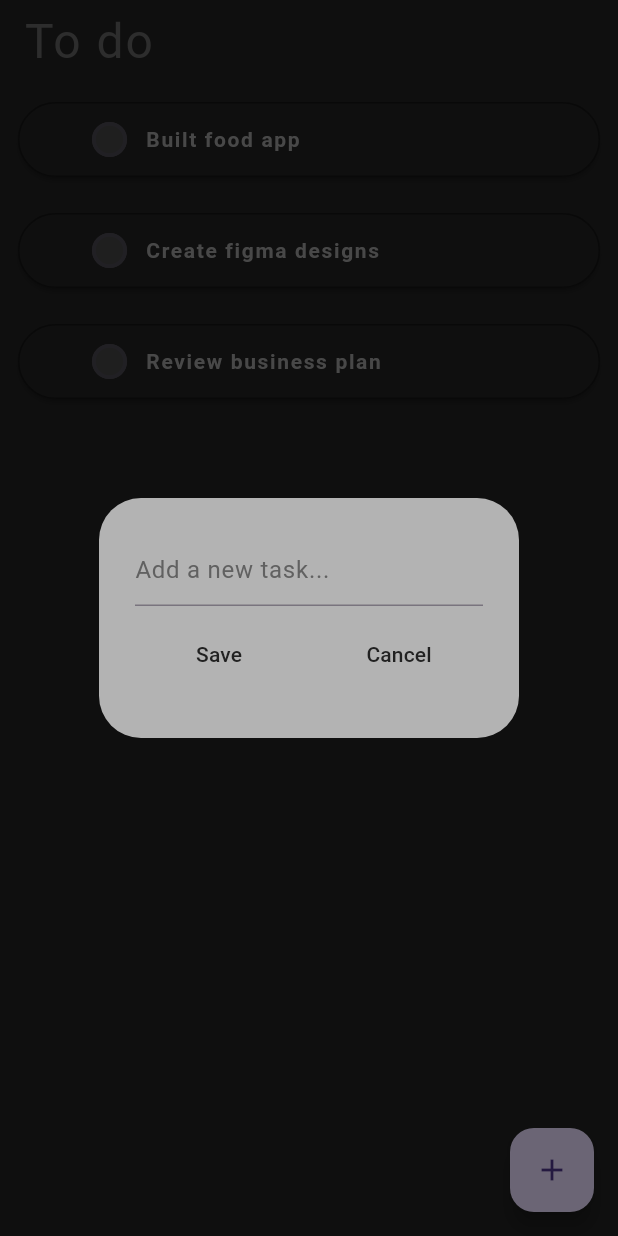
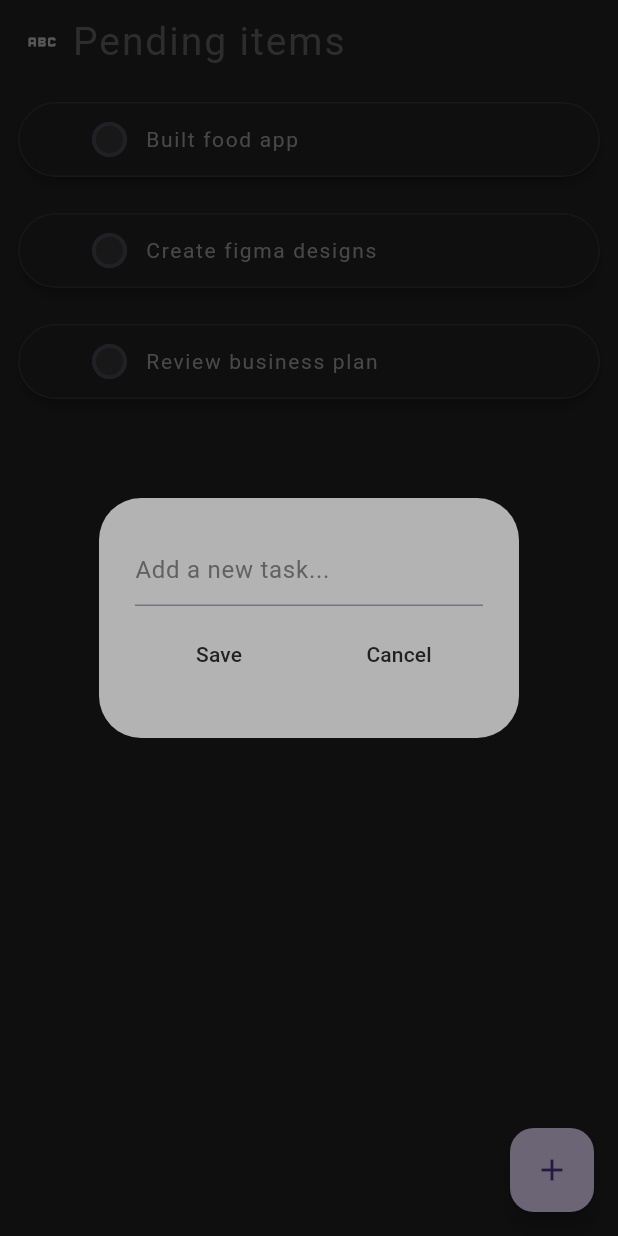
Before and after one commit to lexara-prime-ai/FLUTTER_TEMPLATES, a Flutter app: the screen it shows after launch, after a tap on the "add" icon, on a phone screen of 412 x 824 dp. Run offline on Flutter 3.47's test engine with Material 3 defaults, Android fonts, the phone set to English and light mode, and no system bars.

```diff
--- a/lib/components/dialog_box.dart
+++ b/lib/components/dialog_box.dart
@@ -2,8 +2,16 @@ import 'package:flutter/material.dart';
 import 'package:test_drive/components/app_button.dart';
 
 class DialogBox extends StatelessWidget {
+  DialogBox({
+    super.key,
+    required this.controller,
+    required this.onCancel,
+    required this.onSave,
+  });
+
   final controller;
-  const DialogBox({super.key, required this.controller});
+  VoidCallback onSave;
+  VoidCallback onCancel;
 
   @override
   Widget build(BuildContext context) {
@@ -31,11 +39,11 @@ class DialogBox extends StatelessWidget {
             Row(
               mainAxisAlignment: MainAxisAlignment.spaceEvenly,
               children: [
-                AppButton(text: "Save", onPressed: () {}),
+                AppButton(text: "Save", onPressed: onSave),
                 const SizedBox(
                   width: 8,
                 ),
-                AppButton(text: "Cancel", onPressed: () {}),
+                AppButton(text: "Cancel", onPressed: onCancel),
               ],
             )
           ],
--- a/lib/components/todo_tile.dart
+++ b/lib/components/todo_tile.dart
@@ -18,7 +18,7 @@ class TodoTile extends StatelessWidget {
     return Padding(
         padding: const EdgeInsets.all(12.0),
         child: Material(
-          elevation: 1.5,
+          elevation: 3,
           borderRadius: BorderRadius.circular(50),
           color: Colors.black38,
           child: Container(
@@ -30,7 +30,7 @@ class TodoTile extends StatelessWidget {
               color: Colors.grey[900],
               border: Border.all(
                 width: 1,
-                color: Colors.black38,
+                color: const Color.fromARGB(96, 79, 79, 79),
               ),
               borderRadius: BorderRadius.circular(50),
             ),
@@ -43,7 +43,7 @@ class TodoTile extends StatelessWidget {
                     value: taskCompleted,
                     onChanged: onChanged,
                     fillColor: WidgetStateProperty.all(
-                        Color.fromARGB(125, 103, 103, 103)),
+                        Color.fromARGB(124, 73, 73, 73)),
                     activeColor: Colors.greenAccent,
                     checkColor: Colors.greenAccent,
                     shape: const CircleBorder(),
@@ -63,7 +63,8 @@ class TodoTile extends StatelessWidget {
                     decorationColor: Colors.grey[700],
                     color: Colors.grey[500],
                     letterSpacing: 1.1,
-                      fontWeight: FontWeight.w600),
+                    fontWeight: FontWeight.w400,
+                  ),
                 ),
               ],
             ),
--- a/lib/pages/home_page.dart
+++ b/lib/pages/home_page.dart
@@ -52,11 +52,26 @@ class _HomePageState extends State<HomePage> {
      */
   }
 
+  void saveNewTask() {
+    setState(() {
+      todoList.add({
+        todoList.length + 1: {_controller.text: false}
+      });
+
+      _controller.clear();
+      Navigator.of(context).pop();
+    });
+  }
+
   void createNewTask() {
     showDialog(
       context: context,
       builder: (context) {
-        return DialogBox(controller: _controller);
+        return DialogBox(
+          controller: _controller,
+          onCancel: () => Navigator.of(context).pop(),
+          onSave: saveNewTask,
+        );
       },
     );
   }
@@ -67,14 +82,21 @@ class _HomePageState extends State<HomePage> {
       backgroundColor: Colors.grey[900],
       appBar: AppBar(
         backgroundColor: Colors.grey[900],
-        title: Text(
-          "To do",
-          style: TextStyle(
-              color: Colors.grey[700],
-              fontWeight: FontWeight.w400,
-              fontSize: 32,
-              letterSpacing: 1.3),
-        ),
+        title: Row(children: [
+          Icon(
+            Icons.abc,
+            color: Colors.grey[400],
+          ),
+          const SizedBox(width: 8),
+          Text(
+            "Pending items",
+            style: TextStyle(
+                color: Colors.grey[700],
+                fontWeight: FontWeight.w400,
+                fontSize: 26,
+                letterSpacing: 1.3),
+          ),
+        ]),
         elevation: 0,
       ),
       floatingActionButton: FloatingActionButton(
```
Lines whose indentation alone changed are shown as unchanged.
